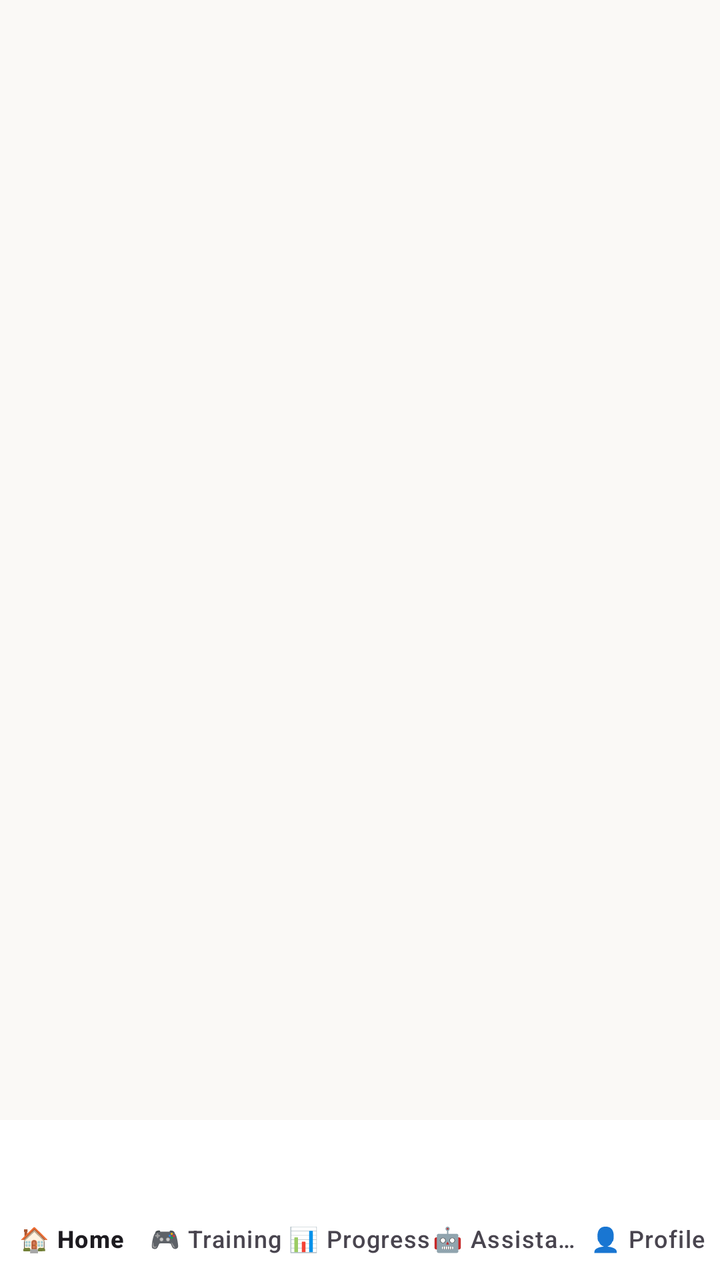
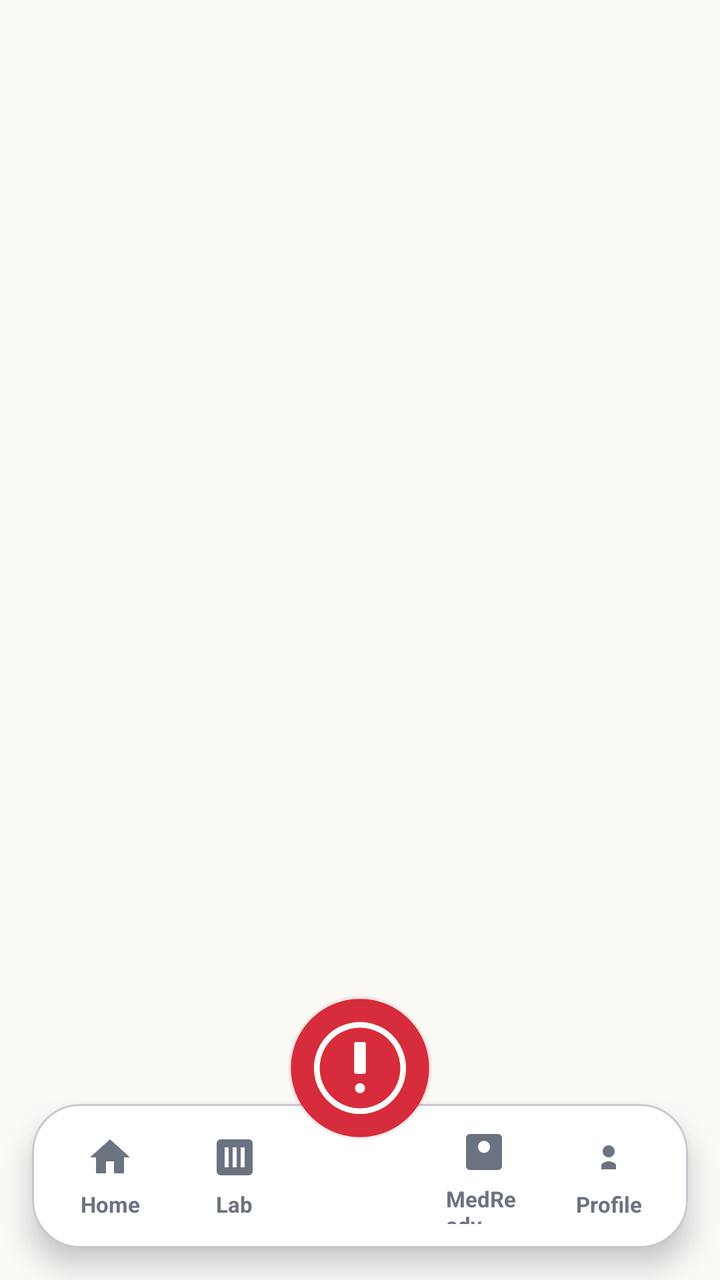

Compare the two renders of this Android layout. The source of the first and the diff that turns it into the second are given below.
<!-- AndroidManifest.xml: application theme Theme.Capstone -->
<!-- res/layout/activity_main.xml -->
<?xml version="1.0" encoding="utf-8"?>
<androidx.constraintlayout.widget.ConstraintLayout xmlns:android="http://schemas.android.com/apk/res/android"
    xmlns:app="http://schemas.android.com/apk/res-auto"
    android:id="@+id/main"
    android:layout_width="match_parent"
    android:layout_height="match_parent"
    android:background="@color/dashboard_bg">

    <androidx.fragment.app.FragmentContainerView
        android:id="@+id/mainFragmentContainer"
        android:layout_width="0dp"
        android:layout_height="0dp"
        app:layout_constraintBottom_toTopOf="@id/bottomNav"
        app:layout_constraintEnd_toEndOf="parent"
        app:layout_constraintStart_toStartOf="parent"
        app:layout_constraintTop_toTopOf="parent" />

    <com.google.android.material.bottomnavigation.BottomNavigationView
        android:id="@+id/bottomNav"
        android:layout_width="0dp"
        android:layout_height="wrap_content"
        android:background="@color/white"
        app:elevation="10dp"
        app:labelVisibilityMode="labeled"
        app:menu="@menu/menu_bottom_navigation"
        app:layout_constraintBottom_toBottomOf="parent"
        app:layout_constraintEnd_toEndOf="parent"
        app:layout_constraintStart_toStartOf="parent" />

</androidx.constraintlayout.widget.ConstraintLayout>
<!-- resources referenced by this layout -->
<resources>
  <color name="dashboard_bg">#FAF9F6</color>
  <color name="white">#FFFFFFFF</color>
  <!-- unchanged entries left out for length: 2 -->
</resources>

<!-- the commit's change to res/layout/activity_main.xml (unified diff, before → after) -->
@@ -1,30 +1,241 @@
+<?xml version="1.0" encoding="utf-8"?>
+<FrameLayout xmlns:android="http://schemas.android.com/apk/res/android"
+    android:layout_width="match_parent"
+    android:layout_height="match_parent"
+    android:background="@color/bg_app">
+
+    <include layout="@layout/floating_bottom_nav" />
+
+</FrameLayout>
+<!-- res/layout/floating_bottom_nav.xml (included above) -->
 <?xml version="1.0" encoding="utf-8"?>
 <androidx.constraintlayout.widget.ConstraintLayout xmlns:android="http://schemas.android.com/apk/res/android"
     xmlns:app="http://schemas.android.com/apk/res-auto"
-    android:id="@+id/main"
     android:layout_width="match_parent"
-    android:layout_height="match_parent"
-    android:background="@color/dashboard_bg">
-
-    <androidx.fragment.app.FragmentContainerView
+    android:layout_height="match_parent">
+
+    <FrameLayout
         android:id="@+id/mainFragmentContainer"
         android:layout_width="0dp"
         android:layout_height="0dp"
-        app:layout_constraintBottom_toTopOf="@id/bottomNav"
-        app:layout_constraintEnd_toEndOf="parent"
+        app:layout_constraintTop_toTopOf="parent"
+        app:layout_constraintBottom_toBottomOf="parent"
         app:layout_constraintStart_toStartOf="parent"
-        app:layout_constraintTop_toTopOf="parent" />
-
-    <com.google.android.material.bottomnavigation.BottomNavigationView
-        android:id="@+id/bottomNav"
+        app:layout_constraintEnd_toEndOf="parent" />
+
+    <com.google.android.material.card.MaterialCardView
+        android:id="@+id/floatingNavCard"
         android:layout_width="0dp"
         android:layout_height="wrap_content"
-        android:background="@color/white"
-        app:elevation="10dp"
-        app:labelVisibilityMode="labeled"
-        app:menu="@menu/menu_bottom_navigation"
+        android:layout_marginStart="@dimen/spacing_lg"
+        android:layout_marginEnd="@dimen/spacing_lg"
+        android:layout_marginBottom="@dimen/spacing_lg"
+        app:cardBackgroundColor="@color/bg_card"
+        app:cardCornerRadius="@dimen/corner_2xl"
+        app:cardElevation="@dimen/elevation_high"
         app:layout_constraintBottom_toBottomOf="parent"
-        app:layout_constraintEnd_toEndOf="parent"
-        app:layout_constraintStart_toStartOf="parent" />
+        app:layout_constraintStart_toStartOf="parent"
+        app:layout_constraintEnd_toEndOf="parent">
+
+        <LinearLayout
+            android:id="@+id/floatingNavContainer"
+            android:layout_width="match_parent"
+            android:layout_height="@dimen/floating_nav_height"
+            android:orientation="horizontal"
+            android:gravity="center"
+            android:paddingStart="@dimen/spacing_sm"
+            android:paddingEnd="@dimen/spacing_sm"
+            android:paddingTop="@dimen/spacing_sm"
+            android:paddingBottom="@dimen/spacing_sm">
+
+            <FrameLayout
+                android:id="@+id/navHome"
+                android:layout_width="0dp"
+                android:layout_height="match_parent"
+                android:layout_weight="1"
+                android:foreground="?attr/selectableItemBackgroundBorderless"
+                android:paddingHorizontal="@dimen/spacing_xs">
+
+                <LinearLayout
+                    android:layout_width="wrap_content"
+                    android:layout_height="wrap_content"
+                    android:layout_gravity="center"
+                    android:orientation="vertical"
+                    android:gravity="center_horizontal"
+                    android:paddingStart="@dimen/spacing_sm"
+                    android:paddingEnd="@dimen/spacing_sm"
+                    android:paddingTop="@dimen/spacing_xs"
+                    android:paddingBottom="@dimen/spacing_xs">
+
+                    <ImageView
+                        android:id="@+id/navHomeIcon"
+                        android:layout_width="@dimen/icon_md"
+                        android:layout_height="@dimen/icon_md"
+                        android:contentDescription="@string/nav_home"
+                        android:src="@drawable/ic_nav_home"
+                        android:tint="@color/text_secondary" />
+
+                    <TextView
+                        android:id="@+id/navHomeLabel"
+                        android:layout_width="wrap_content"
+                        android:layout_height="wrap_content"
+                        android:layout_marginTop="@dimen/spacing_xs"
+                        android:text="@string/nav_home"
+                        android:textColor="@color/text_secondary"
+                        android:textSize="@dimen/text_label_sm"
+                        android:textStyle="bold" />
+                </LinearLayout>
+            </FrameLayout>
+
+            <FrameLayout
+                android:id="@+id/navLab"
+                android:layout_width="0dp"
+                android:layout_height="match_parent"
+                android:layout_weight="1"
+                android:foreground="?attr/selectableItemBackgroundBorderless"
+                android:paddingHorizontal="@dimen/spacing_xs">
+
+                <LinearLayout
+                    android:layout_width="wrap_content"
+                    android:layout_height="wrap_content"
+                    android:layout_gravity="center"
+                    android:orientation="vertical"
+                    android:gravity="center_horizontal"
+                    android:paddingStart="@dimen/spacing_sm"
+                    android:paddingEnd="@dimen/spacing_sm"
+                    android:paddingTop="@dimen/spacing_xs"
+                    android:paddingBottom="@dimen/spacing_xs">
+
+                    <ImageView
+                        android:id="@+id/navLabIcon"
+                        android:layout_width="@dimen/icon_md"
+                        android:layout_height="@dimen/icon_md"
+                        android:contentDescription="@string/nav_lab"
+                        android:src="@drawable/ic_nav_lab"
+                        android:tint="@color/text_secondary" />
+
+                    <TextView
+                        android:id="@+id/navLabLabel"
+                        android:layout_width="wrap_content"
+                        android:layout_height="wrap_content"
+                        android:layout_marginTop="@dimen/spacing_xs"
+                        android:text="@string/nav_lab"
+                        android:textColor="@color/text_secondary"
+                        android:textSize="@dimen/text_label_sm"
+                        android:textStyle="bold" />
+                </LinearLayout>
+            </FrameLayout>
+
+            <View
+                android:id="@+id/emergencyButtonContainer"
+                android:layout_width="0dp"
+                android:layout_height="match_parent"
+                android:layout_weight="1" />
+
+            <FrameLayout
+                android:id="@+id/navMedReady"
+                android:layout_width="0dp"
+                android:layout_height="match_parent"
+                android:layout_weight="1"
+                android:foreground="?attr/selectableItemBackgroundBorderless"
+                android:paddingHorizontal="@dimen/spacing_xs">
+
+                <LinearLayout
+                    android:layout_width="wrap_content"
+                    android:layout_height="wrap_content"
+                    android:layout_gravity="center"
+                    android:orientation="vertical"
+                    android:gravity="center_horizontal"
+                    android:paddingStart="@dimen/spacing_sm"
+                    android:paddingEnd="@dimen/spacing_sm"
+                    android:paddingTop="@dimen/spacing_xs"
+                    android:paddingBottom="@dimen/spacing_xs">
+
+                    <ImageView
+                        android:id="@+id/navMedReadyIcon"
+                        android:layout_width="@dimen/icon_md"
+                        android:layout_height="@dimen/icon_md"
+                        android:contentDescription="@string/nav_medready"
+                        android:src="@drawable/ic_nav_medready"
+                        android:tint="@color/text_secondary" />
+
+                    <TextView
+                        android:id="@+id/navMedReadyLabel"
+                        android:layout_width="wrap_content"
+                        android:layout_height="wrap_content"
+                        android:layout_marginTop="@dimen/spacing_xs"
+                        android:text="@string/nav_medready"
+                        android:textColor="@color/text_secondary"
+                        android:textSize="@dimen/text_label_sm"
+                        android:textStyle="bold" />
+                </LinearLayout>
+            </FrameLayout>
+
+            <FrameLayout
+                android:id="@+id/navProfile"
+                android:layout_width="0dp"
+                android:layout_height="match_parent"
+                android:layout_weight="1"
+                android:foreground="?attr/selectableItemBackgroundBorderless"
+                android:paddingHorizontal="@dimen/spacing_xs">
+
+                <LinearLayout
+                    android:layout_width="wrap_content"
+                    android:layout_height="wrap_content"
+                    android:layout_gravity="center"
+                    android:orientation="vertical"
+                    android:gravity="center_horizontal"
+                    android:paddingStart="@dimen/spacing_sm"
+                    android:paddingEnd="@dimen/spacing_sm"
+                    android:paddingTop="@dimen/spacing_xs"
+                    android:paddingBottom="@dimen/spacing_xs">
+
+                    <ImageView
+                        android:id="@+id/navProfileIcon"
+                        android:layout_width="@dimen/icon_md"
+                        android:layout_height="@dimen/icon_md"
+                        android:contentDescription="@string/nav_profile"
+                        android:src="@drawable/ic_nav_profile"
+                        android:tint="@color/text_secondary" />
+
+                    <TextView
+                        android:id="@+id/navProfileLabel"
+                        android:layout_width="wrap_content"
+                        android:layout_height="wrap_content"
+                        android:layout_marginTop="@dimen/spacing_xs"
+                        android:text="@string/nav_profile"
+                        android:textColor="@color/text_secondary"
+                        android:textSize="@dimen/text_label_sm"
+                        android:textStyle="bold" />
+                </LinearLayout>
+            </FrameLayout>
+        </LinearLayout>
+    </com.google.android.material.card.MaterialCardView>
+
+    <FrameLayout
+        android:id="@+id/sosEmergencyButton"
+        android:layout_width="72dp"
+        android:layout_height="72dp"
+        android:contentDescription="@string/sos_button"
+        android:clickable="true"
+        android:focusable="true"
+        android:elevation="12dp"
+        android:foreground="?attr/selectableItemBackgroundBorderless"
+        android:translationY="@dimen/floating_nav_overlap"
+        app:layout_constraintBottom_toTopOf="@id/floatingNavCard"
+        app:layout_constraintStart_toStartOf="parent"
+        app:layout_constraintEnd_toEndOf="parent">
+
+        <View
+            android:layout_width="match_parent"
+            android:layout_height="match_parent"
+            android:background="@drawable/emergency_fab_glow" />
+
+        <androidx.appcompat.widget.AppCompatImageView
+            android:layout_width="match_parent"
+            android:layout_height="match_parent"
+            android:src="@drawable/ic_emergency_fab"
+            android:contentDescription="@string/sos_button" />
+    </FrameLayout>
 
 </androidx.constraintlayout.widget.ConstraintLayout>
<!-- resource entries referenced after the edit -->
@@ -1,7 +1,113 @@
 <!-- resources referenced by this layout -->
 <resources>
-  <color name="dashboard_bg">#FAF9F6</color>
-  <color name="white">#FFFFFFFF</color>
+  <color name="bg_app">#FAF9F6</color>
+  <color name="bg_card">#FFFFFF</color>
+  <color name="text_secondary">#6B7280</color>
+  <dimen name="corner_2xl">24dp</dimen>
+  <dimen name="elevation_high">8dp</dimen>
+  <dimen name="floating_nav_height">72dp</dimen>
+  <dimen name="floating_nav_overlap">18dp</dimen>
+  <dimen name="icon_md">24dp</dimen>
+  <dimen name="spacing_lg">16dp</dimen>
+  <dimen name="spacing_sm">8dp</dimen>
+  <dimen name="spacing_xs">4dp</dimen>
+  <dimen name="text_label_sm">11sp</dimen>
+  <!-- drawable emergency_fab_glow (drawable) -->
+  <?xml version="1.0" encoding="utf-8"?>
+  <shape xmlns:android="http://schemas.android.com/apk/res/android"
+      android:shape="oval">
+  
+      <size
+          android:width="80dp"
+          android:height="80dp" />
+  
+      
+      <gradient
+          android:type="radial"
+          android:useLevel="false"
+          android:centerColor="#59D62C3B"
+          android:startColor="#59D62C3B"
+          android:endColor="#00D62C3B"
+          android:gradientRadius="40dp" />
+  
+  </shape>
+  <!-- drawable ic_emergency_fab (drawable) -->
+  <?xml version="1.0" encoding="utf-8"?>
+  <vector xmlns:android="http://schemas.android.com/apk/res/android"
+      android:width="100dp"
+      android:height="100dp"
+      android:viewportWidth="100"
+      android:viewportHeight="100">
+  
+      <path
+          android:fillColor="#D62C3B"
+          android:pathData="M50,2C23.49,2 2,23.49 2,50s21.49,48 48,48 48,-21.49 48,-48S76.51,2 50,2z" />
+  
+      <path
+          android:fillColor="#00000000"
+          android:strokeColor="#FFFFFF"
+          android:strokeWidth="4"
+          android:pathData="M50,20A30,30 0 1,1 49.999,20" />
+  
+      <path
+          android:fillColor="#FFFFFF"
+          android:pathData="M47,32h6a1,1 0 0 1 1,1v20a1,1 0 0 1 -1,1h-6a1,1 0 0 1 -1,-1v-20a1,1 0 0 1 1,-1z" />
+  
+      <path
+          android:fillColor="#FFFFFF"
+          android:pathData="M50,60.5a3.5,3.5 0 1,1 0,7a3.5,3.5 0 1,1 0,-7z" />
+  
+  </vector>
+  <!-- drawable ic_nav_home (drawable) -->
+  <?xml version="1.0" encoding="utf-8"?>
+  <vector xmlns:android="http://schemas.android.com/apk/res/android"
+      android:width="24dp"
+      android:height="24dp"
+      android:viewportWidth="24"
+      android:viewportHeight="24">
+      <path
+          android:fillColor="@color/color_navy_800"
+          android:pathData="M10,20V14H14V20H19V12H22L12,3L2,12H5V20H10Z" />
+  </vector>
+  <!-- drawable ic_nav_lab (drawable) -->
+  <?xml version="1.0" encoding="utf-8"?>
+  <vector xmlns:android="http://schemas.android.com/apk/res/android"
+      android:width="24dp"
+      android:height="24dp"
+      android:viewportWidth="24"
+      android:viewportHeight="24">
+      <path
+          android:fillColor="@color/color_navy_800"
+          android:pathData="M19,3H5C3.9,3 3,3.9 3,5V19C3,20.1 3.9,21 5,21H19C20.1,21 21,20.1 21,19V5C21,3.9 20.1,3 19,3ZM9,17H7V7H9V17ZM13,17H11V7H13V17ZM17,17H15V7H17V17Z" />
+  </vector>
+  <!-- drawable ic_nav_medready (drawable) -->
+  <?xml version="1.0" encoding="utf-8"?>
+  <vector xmlns:android="http://schemas.android.com/apk/res/android"
+      android:width="24dp"
+      android:height="24dp"
+      android:viewportWidth="24"
+      android:viewportHeight="24">
+      <path
+          android:fillColor="@color/color_navy_800"
+          android:pathData="M19,3H5C3.9,3 3,3.9 3,5V19C3,20.1 3.9,21 5,21H19C20.1,21 21,20.1 21,19V5C21,3.9 20.1,3 19,3ZM12,6.45C13.66,6.45 15,7.79 15,9.45C15,11.11 13.66,12.45 12,12.45C10.34,12.45 9,11.11 9,9.45C9,7.79 10.34,6.45 12,6.45ZM12,16C10.5,16 7,16.75 7,18.25V19H17V18.25C17,16.75 13.5,16 12,16Z" />
+  </vector>
+  <!-- drawable ic_nav_profile (drawable) -->
+  <?xml version="1.0" encoding="utf-8"?>
+  <vector xmlns:android="http://schemas.android.com/apk/res/android"
+      android:width="24dp"
+      android:height="24dp"
+      android:viewportWidth="24"
+      android:viewportHeight="24">
+      <path
+          android:fillColor="@color/color_navy_800"
+          android:pathData="M12,12C13.66,12 15,10.66 15,9C15,7.34 13.66,6 12,6C10.34,6 9,7.34 9,9C9,10.66 10.34,12 12,12ZM12,14C10.67,14 8.3,14.8 8.3,16.1V18H15.7V16.1C15.7,14.8 13.33,14 12,14Z" />
+  </vector>
+  <string name="nav_home">Home</string>
+  <string name="nav_lab">Lab</string>
+  <string name="nav_medready">MedReady</string>
+  <string name="nav_profile">Profile</string>
+  <string name="sos_button">SOS Emergency</string>
+  <color name="color_navy_800">#22355B</color>
   <!-- unchanged entries left out for length: 2 -->
 </resources>
 
